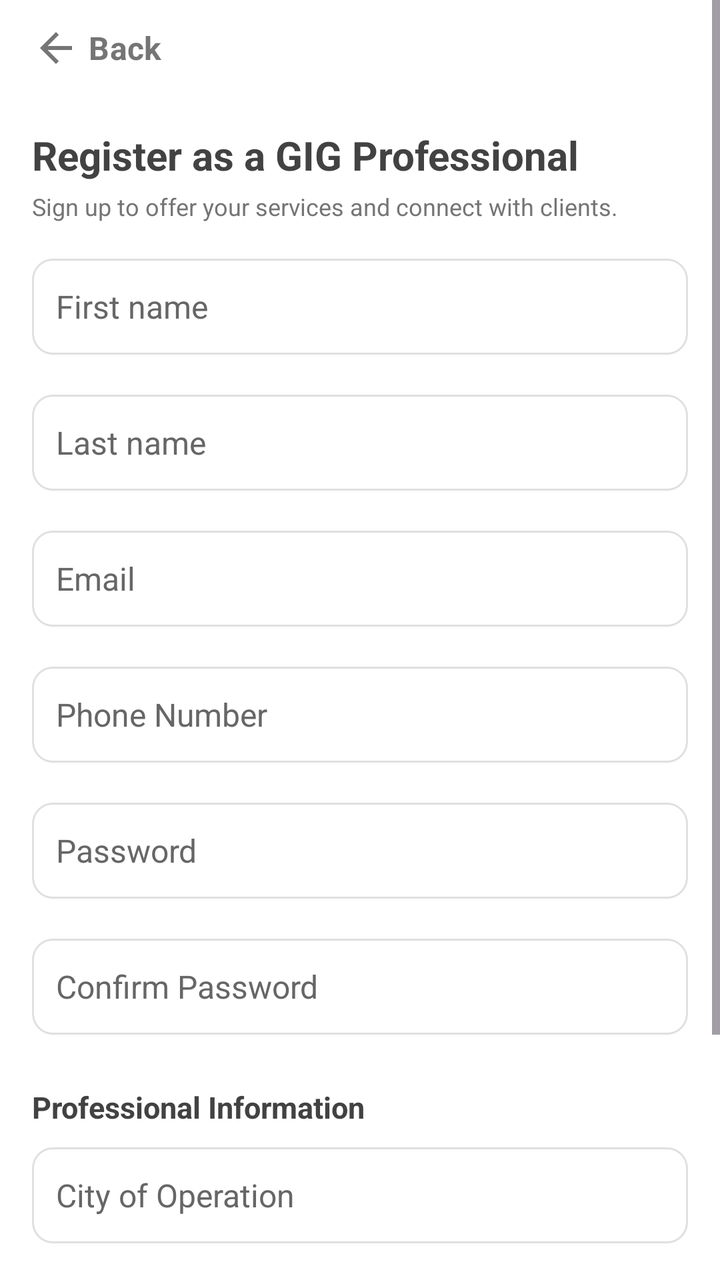
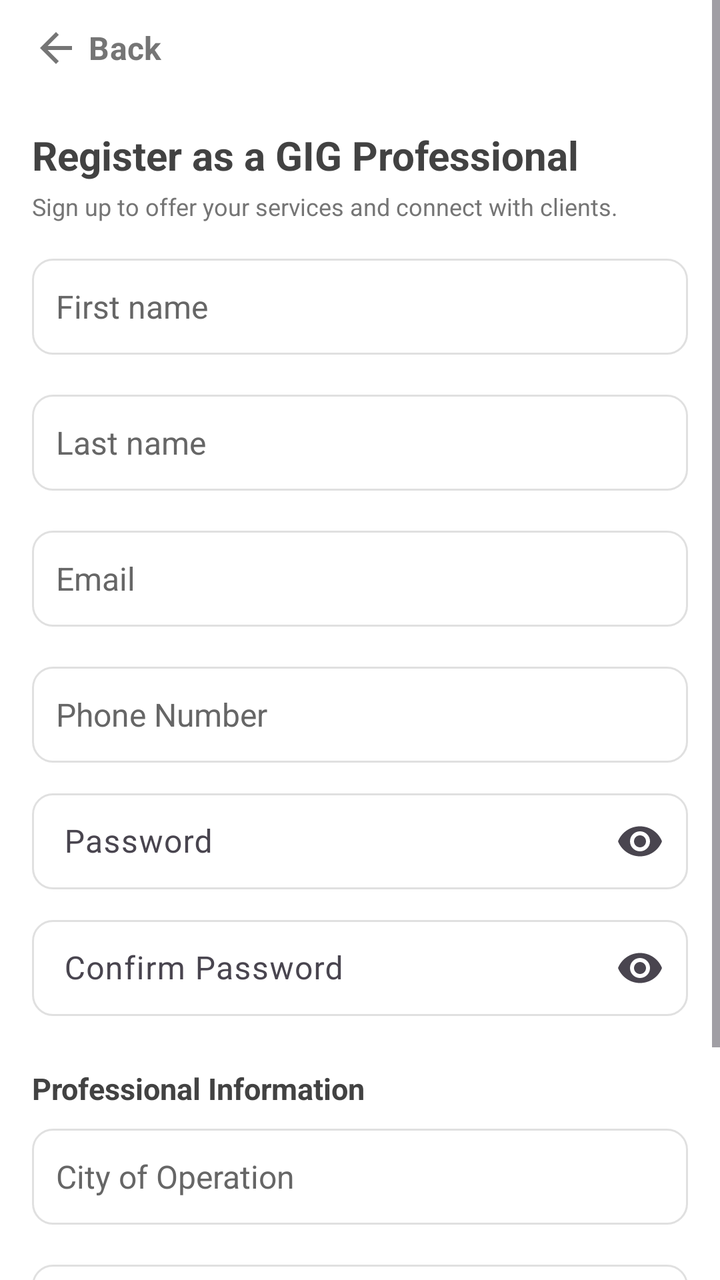

An Android layout rendered at two revisions. The XML below is the earlier revision; the diff shows what the commit changed to produce the second picture.
<!-- AndroidManifest.xml: application theme Theme.G08 -->
<!-- res/layout/create_profile_pro.xml -->
<?xml version="1.0" encoding="utf-8"?>
<androidx.constraintlayout.widget.ConstraintLayout xmlns:android="http://schemas.android.com/apk/res/android"
    xmlns:app="http://schemas.android.com/apk/res-auto"
    xmlns:tools="http://schemas.android.com/tools"
    android:layout_width="match_parent"
    android:layout_height="match_parent"
    android:fitsSystemWindows="true">

    <ScrollView
        android:layout_width="match_parent"
        android:layout_height="match_parent"
        android:fillViewport="true">

        <LinearLayout
            android:id="@+id/rootLayout"
            android:layout_width="match_parent"
            android:layout_height="wrap_content"
            android:orientation="vertical"
            android:paddingLeft="16dp"
            android:paddingRight="16dp">

        <Button
            android:id="@+id/backButton"
            style="@style/Widget.Material3.Button.TextButton"
            android:layout_width="wrap_content"
            android:layout_height="wrap_content"
            android:layout_gravity="start"
            android:minHeight="48dp"
            android:minWidth="0dp"
            android:paddingStart="0dp"
            android:paddingEnd="16dp"
            android:text="@string/back"
            android:textColor="@color/grey"
            android:textSize="16sp"
            app:icon="@drawable/ic_arrow_back"
            app:iconGravity="textStart"
            app:iconSize="24dp"
            app:iconTint="@color/grey" />

        <TextView
            android:id="@+id/proTitle"
            android:layout_width="match_parent"
            android:layout_height="wrap_content"
            android:layout_marginTop="16dp"
            android:text="@string/pro_create_title"
            android:textAlignment="textStart"
            android:textColor="@color/main_netural_color"
            android:textSize="20sp"
            android:textStyle="bold" />

        <TextView
            android:id="@+id/proSubtitle"
            android:layout_width="match_parent"
            android:layout_height="wrap_content"
            android:layout_marginTop="4dp"
            android:paddingBottom="8dp"
            android:text="@string/pro_create_subtitle"
            android:textAlignment="textStart"
            android:textColor="@color/grey"
            android:textSize="12sp" />






        <EditText
            android:id="@+id/firstNameInput"
            android:layout_width="match_parent"
            android:layout_height="wrap_content"
            android:layout_marginTop="0dp"
            android:background="@drawable/edittext_bordered"
            android:hint="@string/user_first_name"
            android:importantForAutofill="no"
            android:inputType="textPersonName"
            android:layout_marginVertical="@dimen/button_vertical_margin"
            android:maxWidth="320dp"
            android:minHeight="48dp"
            android:padding="12dp"
            android:textColorHint="#666666"
            android:textSize="16sp" />

        <EditText
            android:id="@+id/lastNameInput"
            android:layout_width="match_parent"
            android:layout_height="wrap_content"
            android:background="@drawable/edittext_bordered"
            android:hint="@string/user_last_name"
            android:importantForAutofill="no"
            android:inputType="textPersonName"
            android:layout_marginVertical="@dimen/button_vertical_margin"
            android:maxWidth="320dp"
            android:minHeight="48dp"
            android:padding="12dp"
            android:textColorHint="#666666"
            android:textSize="16sp" />



        <EditText
            android:id="@+id/emailInput"
            android:layout_width="match_parent"
            android:layout_height="wrap_content"
            android:layout_marginTop="0dp"
            android:background="@drawable/edittext_bordered"
            android:hint="@string/user_email"
            android:importantForAutofill="no"
            android:inputType="textEmailAddress"
            android:layout_marginVertical="@dimen/button_vertical_margin"
            android:maxWidth="320dp"
            android:minHeight="48dp"
            android:padding="12dp"
            android:textColorHint="#666666"
            android:textSize="16sp" />
            <EditText
                android:id="@+id/phoneInput"
                android:layout_width="match_parent"
                android:layout_height="wrap_content"
                android:background="@drawable/edittext_bordered"
                android:hint="@string/user_phone_number"
                android:importantForAutofill="no"
                android:inputType="phone"
                android:layout_marginVertical="@dimen/button_vertical_margin"
                android:maxWidth="320dp"
                android:minHeight="48dp"
                android:padding="12dp"
                android:textColorHint="#666666"
                android:textSize="16sp" />


            <EditText
            android:id="@+id/passwordInput"
            android:layout_width="match_parent"
            android:layout_height="wrap_content"
            android:background="@drawable/edittext_bordered"
            android:hint="@string/user_password"
            android:importantForAutofill="no"
            android:inputType="textPassword"
            android:layout_marginVertical="@dimen/button_vertical_margin"
            android:maxWidth="320dp"
            android:minHeight="48dp"
            android:padding="12dp"
            android:textColorHint="#666666"
            android:textSize="16sp" />

        <EditText
            android:id="@+id/confirmPassword"
            android:layout_width="match_parent"
            android:layout_height="wrap_content"
            android:background="@drawable/edittext_bordered"
            android:hint="@string/confirm_password"
            android:importantForAutofill="no"
            android:inputType="textPassword"
            android:layout_marginVertical="@dimen/button_vertical_margin"
            android:maxWidth="320dp"
            android:minHeight="48dp"
            android:padding="12dp"
            android:textColorHint="#666666"
            android:textSize="16sp" />

            <TextView
            android:id="@+id/sectionProfessional"
            android:layout_width="match_parent"
            android:layout_height="wrap_content"
            android:layout_marginTop="16dp"
            android:text="@string/pro_section_professional"
            android:textAlignment="textStart"
            android:textColor="@color/main_netural_color"
            android:textSize="15sp"
            android:textStyle="bold" />

        <EditText
            android:id="@+id/cityInput"
            android:layout_width="match_parent"
            android:layout_height="wrap_content"
            android:layout_marginTop="0dp"
            android:background="@drawable/edittext_bordered"
            android:hint="@string/user_city"
            android:importantForAutofill="no"
            android:inputType="text"
            android:layout_marginVertical="@dimen/button_vertical_margin"
            android:maxWidth="320dp"
            android:minHeight="48dp"
            android:padding="12dp"
            android:textColorHint="#666666"
            android:textSize="16sp" />

        <EditText
            android:id="@+id/qualificationsInput"
            android:layout_width="match_parent"
            android:layout_height="wrap_content"
            android:background="@drawable/edittext_bordered"
            android:hint="@string/user_qualifications"
            android:importantForAutofill="no"
            android:inputType="text"
            android:layout_marginVertical="@dimen/button_vertical_margin"
            android:maxWidth="320dp"
            android:minHeight="48dp"
            android:padding="12dp"
            android:textColorHint="#666666"
            android:textSize="16sp" />

        <Button
            android:id="@+id/addProUserButton"
            android:layout_width="match_parent"
            android:layout_height="wrap_content"
            android:layout_marginTop="35dp"
            android:maxWidth="320dp"
            android:text="@string/button_add_user"
            android:textColorLink="@color/main_cust_color"
            android:textSize="14sp"
            app:backgroundTint="@color/main_netural_color" />

        </LinearLayout>
    </ScrollView>

</androidx.constraintlayout.widget.ConstraintLayout>
<!-- resources referenced by this layout -->
<resources>
  <color name="grey">#757575</color>
  <color name="main_cust_color">#D14B4B</color>
  <color name="main_netural_color">#424242</color>
  <dimen name="button_vertical_margin">10dp</dimen>
  <!-- drawable edittext_bordered (drawable) -->
  <?xml version="1.0" encoding="utf-8"?>
  <shape xmlns:android="http://schemas.android.com/apk/res/android"
      android:shape="rectangle">
      <solid android:color="@color/white" />
      <stroke
          android:width="1dp"
          android:color="@color/input_border_light_grey" />
      <corners android:radius="10dp" />
  </shape>
  <!-- drawable ic_arrow_back (drawable) -->
  <?xml version="1.0" encoding="utf-8"?>
  <vector xmlns:android="http://schemas.android.com/apk/res/android"
      android:width="24dp"
      android:height="24dp"
      android:viewportWidth="24"
      android:viewportHeight="24">
      <path
          android:fillColor="#757575"
          android:pathData="M20,11H7.83l5.59,-5.59L12,4l-8,8 8,8 1.41,-1.41L7.83,13H20v-2z" />
  </vector>
  <string name="back">Back</string>
  <string name="button_add_user">Register</string>
  <string name="confirm_password">Confirm Password</string>
  <string name="pro_create_subtitle">Sign up to offer your services and connect with clients.</string>
  <string name="pro_create_title">Register as a GIG Professional</string>
  <string name="pro_section_professional">Professional Information</string>
  <string name="user_city">City of Operation</string>
  <string name="user_email">Email</string>
  <string name="user_first_name">First name</string>
  <string name="user_last_name">Last name</string>
  <string name="user_password">Password</string>
  <string name="user_phone_number">Phone Number</string>
  <string name="user_qualifications">Qualifications (comma-separated)</string>
  <style name="Theme.G08" parent="Base.Theme.G08" />
  <color name="white">#FFFFFFFF</color>
  <color name="input_border_light_grey">#E0E0E0</color>
  <style name="Base.Theme.G08" parent="Theme.Material3.DayNight.NoActionBar">
          
          
          <item name="android:windowBackground">@color/cardview_light_background</item>
          <item name="android:fontFamily">sans-serif</item>
          <item name="materialButtonStyle">@style/Widget.G08.Button</item>
          <item name="editTextStyle">@style/Widget.G08.EditText</item>
      </style>
  <style name="Widget.G08.Button" parent="Widget.Material3.Button">
          <item name="cornerRadius">@dimen/button_corner_radius</item>
          <item name="android:paddingTop">@dimen/button_vertical_padding</item>
          <item name="android:paddingBottom">@dimen/button_vertical_padding</item>
          <item name="android:textStyle">bold</item>
          <item name="android:layout_marginTop">@dimen/button_vertical_margin</item>
          <item name="android:layout_marginBottom">@dimen/button_vertical_margin</item>
      </style>
  <style name="Widget.G08.EditText" parent="Widget.AppCompat.EditText">
          <item name="android:background">@drawable/edittext_bordered</item>
          <item name="android:padding">12dp</item>
      </style>
  <dimen name="button_corner_radius">10dp</dimen>
  <dimen name="button_vertical_padding">15dp</dimen>
</resources>

<!-- the commit's change to res/layout/create_profile_pro.xml (unified diff, before → after) -->
@@ -112,51 +112,60 @@
             android:padding="12dp"
             android:textColorHint="#666666"
             android:textSize="16sp" />
+        <EditText
+            android:id="@+id/phoneInput"
+            android:layout_width="match_parent"
+            android:layout_height="wrap_content"
+            android:background="@drawable/edittext_bordered"
+            android:hint="@string/user_phone_number"
+            android:importantForAutofill="no"
+            android:inputType="phone"
+            android:layout_marginVertical="@dimen/button_vertical_margin"
+            android:maxWidth="320dp"
+            android:minHeight="48dp"
+            android:padding="12dp"
+            android:textColorHint="#666666"
+            android:textSize="16sp" />
+
+        <com.google.android.material.textfield.TextInputLayout
+            android:layout_width="match_parent"
+            android:layout_height="wrap_content"
+            app:endIconMode="password_toggle">
             <EditText
-                android:id="@+id/phoneInput"
+                android:id="@+id/passwordInput"
                 android:layout_width="match_parent"
                 android:layout_height="wrap_content"
                 android:background="@drawable/edittext_bordered"
-                android:hint="@string/user_phone_number"
+                android:hint="@string/user_password"
                 android:importantForAutofill="no"
-                android:inputType="phone"
+                android:inputType="textPassword"
                 android:layout_marginVertical="@dimen/button_vertical_margin"
                 android:maxWidth="320dp"
                 android:minHeight="48dp"
                 android:padding="12dp"
                 android:textColorHint="#666666"
                 android:textSize="16sp" />
-
-
+        </com.google.android.material.textfield.TextInputLayout>
+
+        <com.google.android.material.textfield.TextInputLayout
+            android:layout_width="match_parent"
+            android:layout_height="wrap_content"
+            app:endIconMode="password_toggle">
             <EditText
-            android:id="@+id/passwordInput"
-            android:layout_width="match_parent"
-            android:layout_height="wrap_content"
-            android:background="@drawable/edittext_bordered"
-            android:hint="@string/user_password"
-            android:importantForAutofill="no"
-            android:inputType="textPassword"
-            android:layout_marginVertical="@dimen/button_vertical_margin"
-            android:maxWidth="320dp"
-            android:minHeight="48dp"
-            android:padding="12dp"
-            android:textColorHint="#666666"
-            android:textSize="16sp" />
-
-        <EditText
-            android:id="@+id/confirmPassword"
-            android:layout_width="match_parent"
-            android:layout_height="wrap_content"
-            android:background="@drawable/edittext_bordered"
-            android:hint="@string/confirm_password"
-            android:importantForAutofill="no"
-            android:inputType="textPassword"
-            android:layout_marginVertical="@dimen/button_vertical_margin"
-            android:maxWidth="320dp"
-            android:minHeight="48dp"
-            android:padding="12dp"
-            android:textColorHint="#666666"
-            android:textSize="16sp" />
+                android:id="@+id/confirmPassword"
+                android:layout_width="match_parent"
+                android:layout_height="wrap_content"
+                android:background="@drawable/edittext_bordered"
+                android:hint="@string/confirm_password"
+                android:importantForAutofill="no"
+                android:inputType="textPassword"
+                android:layout_marginVertical="@dimen/button_vertical_margin"
+                android:maxWidth="320dp"
+                android:minHeight="48dp"
+                android:padding="12dp"
+                android:textColorHint="#666666"
+                android:textSize="16sp" />
+        </com.google.android.material.textfield.TextInputLayout>
 
             <TextView
             android:id="@+id/sectionProfessional"
